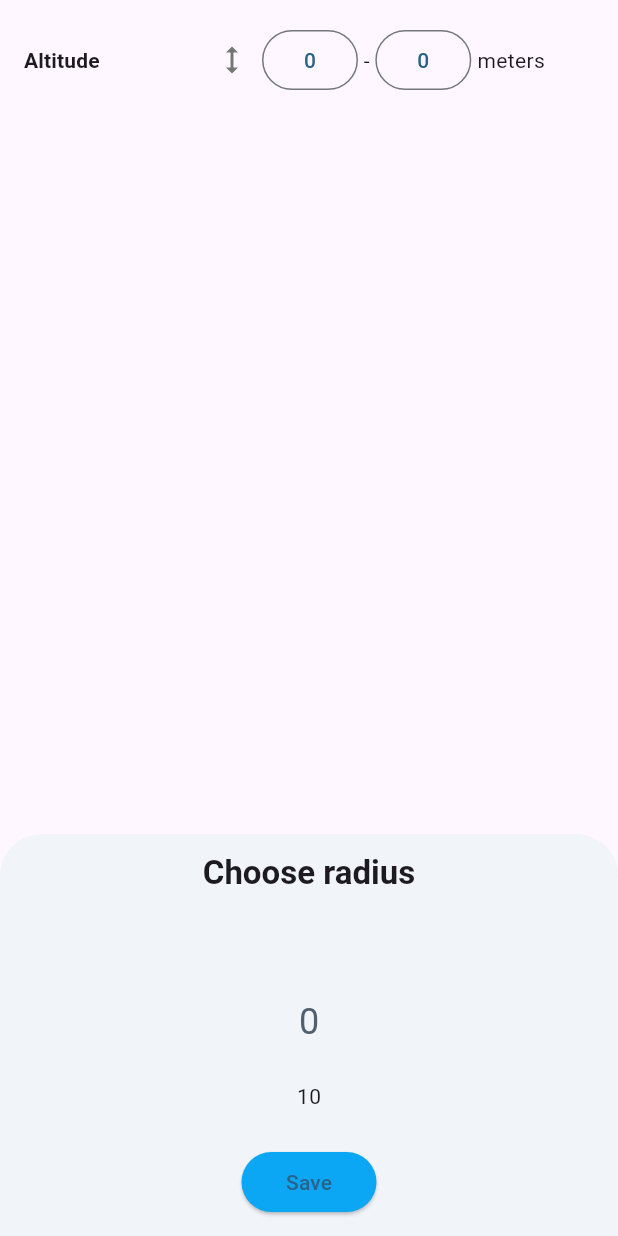
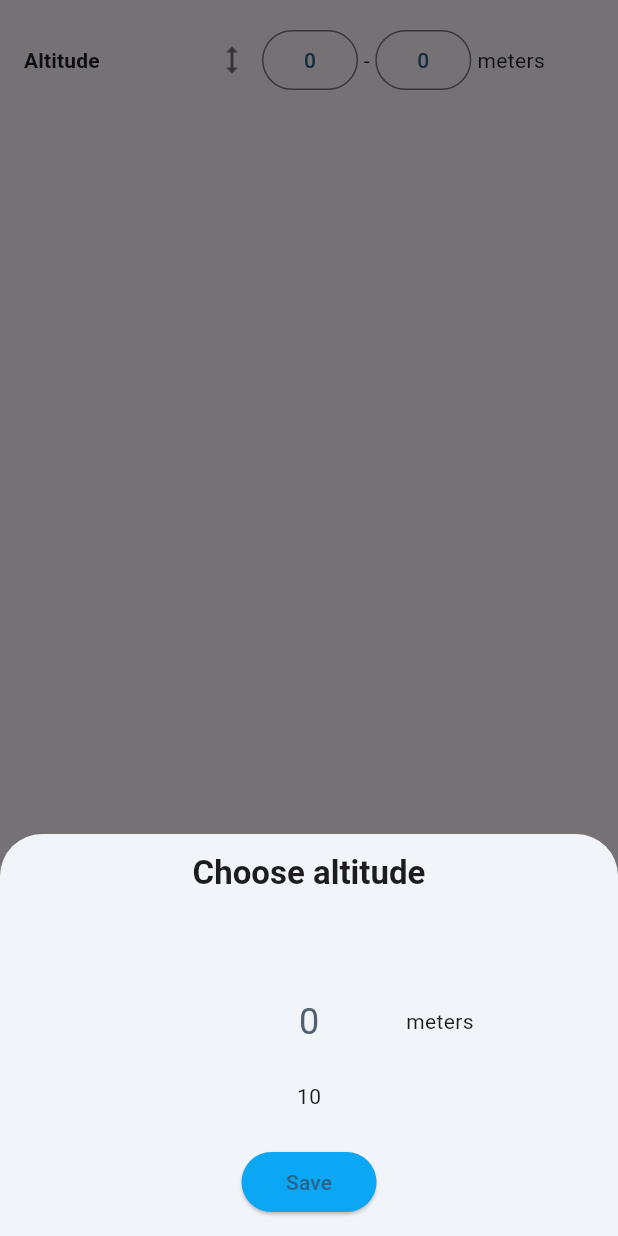
Before and after one commit to Esosek/dronetag_planner, a Flutter app: the AltitudeInput widget shown alone on an empty page, opened directly with empty values, after a tap on an icon or button, on a phone screen of 412 x 824 dp. Run offline on Flutter 3.47's test engine with Material 3 defaults, Android fonts, the phone set to English and light mode, and no system bars; drawn by our look-alikes of numberpicker; our stand-ins replace flutter_riverpod, google_fonts, logger.

Commit message:
Improved NumberPicker

```diff
--- a/lib/components/flight/form_inputs/altitude_input.dart
+++ b/lib/components/flight/form_inputs/altitude_input.dart
@@ -29,13 +29,15 @@ class AltitudeInput extends StatelessWidget {
           ),
           const SizedBox(width: 8),
           OutlinedButton(
-            onPressed: () => showBottomSheet(
+            onPressed: () => showModalBottomSheet(
               context: context,
               enableDrag: false,
               builder: (context) => CustomNumberPicker(
+                label: 'Choose altitude',
                 minValue: 0,
                 maxValue: 2950,
                 step: 10,
+                units: 'meters',
                 initialValue: minAltitudeValue,
                 onSaved: setMinAltitude,
               ),
@@ -44,13 +46,15 @@ class AltitudeInput extends StatelessWidget {
           ),
           const Text(' - '),
           OutlinedButton(
-            onPressed: () => showBottomSheet(
+            onPressed: () => showModalBottomSheet(
               context: context,
               enableDrag: false,
               builder: (context) => CustomNumberPicker(
+                label: 'Choose altitude',
                 minValue: 0,
                 maxValue: 3000,
                 step: 10,
+                units: 'meters',
                 initialValue: maxAltitudeValue,
                 onSaved: setMaxAltitude,
               ),
--- a/lib/components/flight/form_inputs/radius_input.dart
+++ b/lib/components/flight/form_inputs/radius_input.dart
@@ -30,9 +30,11 @@ class RadiusInput extends StatelessWidget {
                 enableDrag: false,
                 context: context,
                 builder: (context) => CustomNumberPicker(
+                  label: 'Choose radius',
                   minValue: 10,
                   maxValue: 5000,
                   step: 10,
+                  units: 'meters',
                   initialValue: value,
                   onSaved: onSelect,
                 ),
--- a/lib/components/ui/custom_number_picker.dart
+++ b/lib/components/ui/custom_number_picker.dart
@@ -6,6 +6,7 @@ import 'package:dronetag_planner/components/ui/custom_elevated_button.dart';
 class CustomNumberPicker extends StatefulWidget {
   const CustomNumberPicker({
     super.key,
+    required this.label,
     required this.minValue,
     required this.maxValue,
     required this.step,
@@ -14,6 +15,7 @@ class CustomNumberPicker extends StatefulWidget {
     this.units,
   });
 
+  final String label;
   final int minValue;
   final int maxValue;
   final int step;
@@ -30,6 +32,8 @@ class _CustomNumberPickerState extends State<CustomNumberPicker> {
 
   @override
   Widget build(BuildContext context) {
+    final isLandscape =
+        MediaQuery.of(context).orientation == Orientation.landscape;
     _value = widget.initialValue;
     return StatefulBuilder(
       builder: (context, setModalState) => Padding(
@@ -38,7 +42,7 @@ class _CustomNumberPickerState extends State<CustomNumberPicker> {
           mainAxisSize: MainAxisSize.min,
           children: [
             Text(
-              'Choose radius',
+              widget.label,
               style: Theme.of(context).textTheme.titleLarge!.copyWith(
                     fontWeight: FontWeight.w600,
                   ),
@@ -51,6 +55,7 @@ class _CustomNumberPickerState extends State<CustomNumberPicker> {
                 Expanded(
                   flex: 1,
                   child: NumberPicker(
+                    axis: isLandscape ? Axis.horizontal : Axis.vertical,
                     minValue: widget.minValue,
                     maxValue: widget.maxValue,
                     step: widget.step,
--- a/lib/screens/login_screen.dart
+++ b/lib/screens/login_screen.dart
@@ -13,7 +13,8 @@ class LoginScreen extends StatelessWidget {
         MediaQuery.of(context).orientation == Orientation.landscape;
     return ScreenWrapper(
       bodyPadding: const EdgeInsets.symmetric(vertical: 12, horizontal: 40),
-      body: Column(
+      body: SingleChildScrollView(
+        child: Column(
           mainAxisAlignment: MainAxisAlignment.center,
           children: [
             Text(
@@ -34,6 +35,7 @@ class LoginScreen extends StatelessWidget {
             ),
           ],
         ),
+      ),
     );
   }
 }
```
Lines whose indentation alone changed are shown as unchanged.
